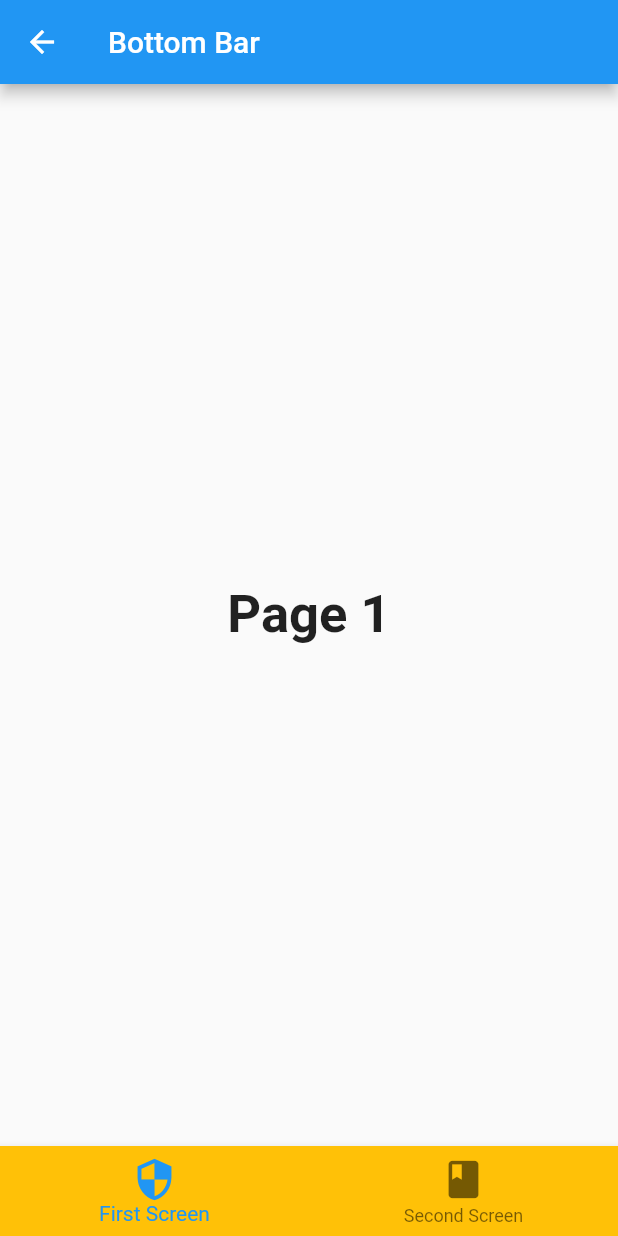
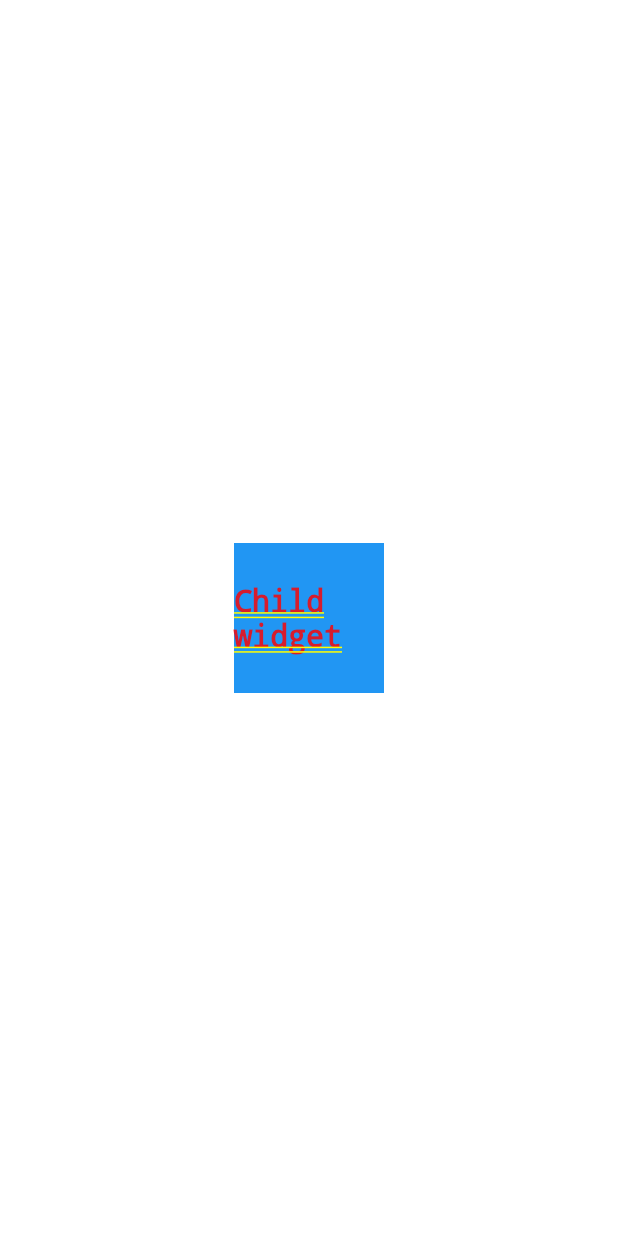
Before and after one commit to trquth/flutter_me, a Flutter app: the screen it shows after launch, on a phone screen of 412 x 824 dp. Run offline on Flutter 3.47's test engine with Material 2 defaults, Android fonts, the phone set to English and light mode, and no system bars.

Commit message:
Save code

```diff
--- a/lib/main.dart
+++ b/lib/main.dart
@@ -7,12 +7,14 @@ import 'package:flutter_complete_guide/sections/counter/counter_screen.dart';
 import 'package:flutter_complete_guide/sections/counter/providers/counter.dart';
 import 'package:flutter_complete_guide/sections/material_design/appbar_screen.dart';
 import 'package:flutter_complete_guide/sections/material_design/bottom_bar_screen.dart';
+import 'package:flutter_complete_guide/sections/material_state/material_state_screen.dart';
 import 'package:flutter_complete_guide/sections/navigation/first_screen.dart';
 import 'package:flutter_complete_guide/sections/navigation/home_screen.dart';
 import 'package:flutter_complete_guide/sections/navigation/second_screen.dart';
 import 'package:flutter_complete_guide/sections/provider/provider_practice_screen.dart';
 import 'package:flutter_complete_guide/sections/provider/providers/changing_content.dart';
 import 'package:flutter_complete_guide/sections/provider/providers/counting_the_number.dart';
+import 'package:flutter_complete_guide/sections/user_interface/user_interface_screen.dart';
 import 'package:provider/provider.dart';
 
 void main() {
@@ -27,7 +29,7 @@ class App extends StatelessWidget {
     final ThemeData theme = ThemeData.light();
     return MaterialApp(
       theme: theme,
-      initialRoute: BottomBarScreen.routeName,
+      initialRoute: UserInterfaceScreen.routeName,
       routes: <String, WidgetBuilder>{
         '/': (context) => MultiProvider(
               providers: [
@@ -47,7 +49,9 @@ class App extends StatelessWidget {
               child: const BooksGridScreen(),
             ),
         AppBarScreen.routeName: (_) => const AppBarScreen(),
-        BottomBarScreen.routeName: (_) => const BottomBarScreen()
+        BottomBarScreen.routeName: (_) => const BottomBarScreen(),
+        MaterialStateScreen.routeName: ((_) => const MaterialStateScreen()),
+        UserInterfaceScreen.routeName: ((_) => const UserInterfaceScreen())
       },
       // home: MultiProvider(
       //   providers: [
--- /dev/null
+++ b/lib/sections/user_interface/user_interface_screen.dart
@@ -0,0 +1,24 @@
+import 'package:flutter/material.dart';
+import 'package:flutter/src/foundation/key.dart';
+import 'package:flutter/src/widgets/container.dart';
+import 'package:flutter/src/widgets/framework.dart';
+
+class UserInterfaceScreen extends StatelessWidget {
+  static const routeName = '/user_interface';
+  const UserInterfaceScreen({Key? key}) : super(key: key);
+
+  @override
+  Widget build(BuildContext context) {
+    return Center(
+      child: Container(
+        alignment: Alignment.center,
+        color: Colors.blue,
+        child: const Text(
+          'Child widget',
+          style: TextStyle(fontSize: 20),
+        ),
+        constraints: const BoxConstraints.expand(width: 100, height: 100),
+      ),
+    );
+  }
+}
```
Also changed, not shown: lib/sections/material_state/material_state_screen.dart (added, +64 -0 lines).
